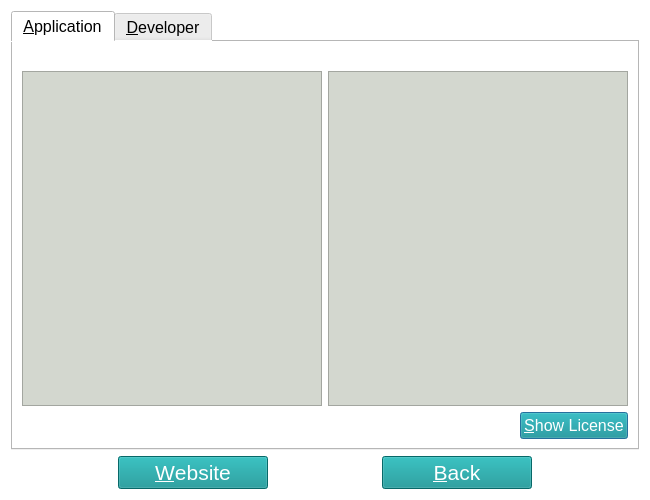
Qt form ui_files/about.ui (mosleuddin/ExpenseTracker) before a commit.
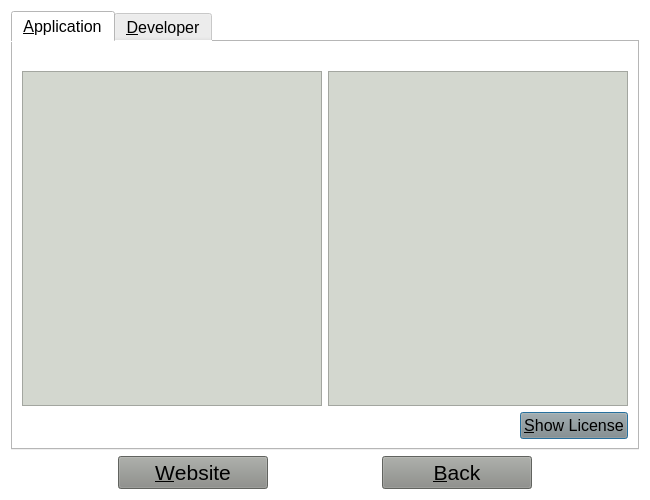
The same form after that commit. Icons and pictures are not drawn.

Diff of the .ui file:
```diff
--- a/ui_files/about.ui
+++ b/ui_files/about.ui
@@ -162,8 +162,7 @@
             </font>
            </property>
            <property name="styleSheet">
-            <string notr="true">color: rgb(255, 255, 255);
-background-color: rgb(10, 145, 145);</string>
+            <string notr="true">background-color: rgb(136, 138, 133);</string>
            </property>
            <property name="text">
             <string>&amp;Show License</string>
@@ -272,8 +271,7 @@
         </font>
        </property>
        <property name="styleSheet">
-        <string notr="true">color: rgb(255, 255, 255);
-background-color: rgb(10, 145, 145);</string>
+        <string notr="true">background-color: rgb(136, 138, 133);</string>
        </property>
        <property name="text">
         <string>&amp;Website</string>
@@ -311,8 +309,7 @@
         </font>
        </property>
        <property name="styleSheet">
-        <string notr="true">color: rgb(255, 255, 255);
-background-color: rgb(10, 145, 145);</string>
+        <string notr="true">background-color: rgb(136, 138, 133);</string>
        </property>
        <property name="text">
         <string>&amp;Back</string>
```
